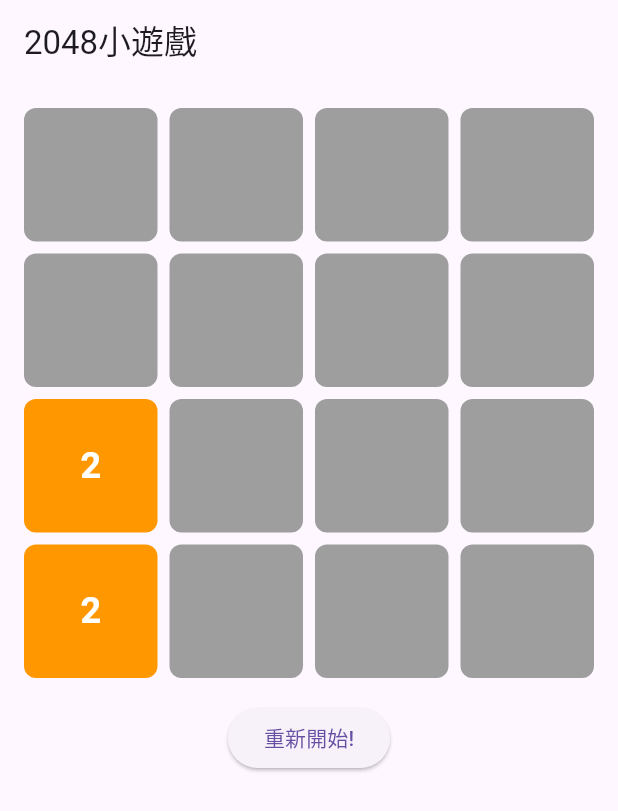
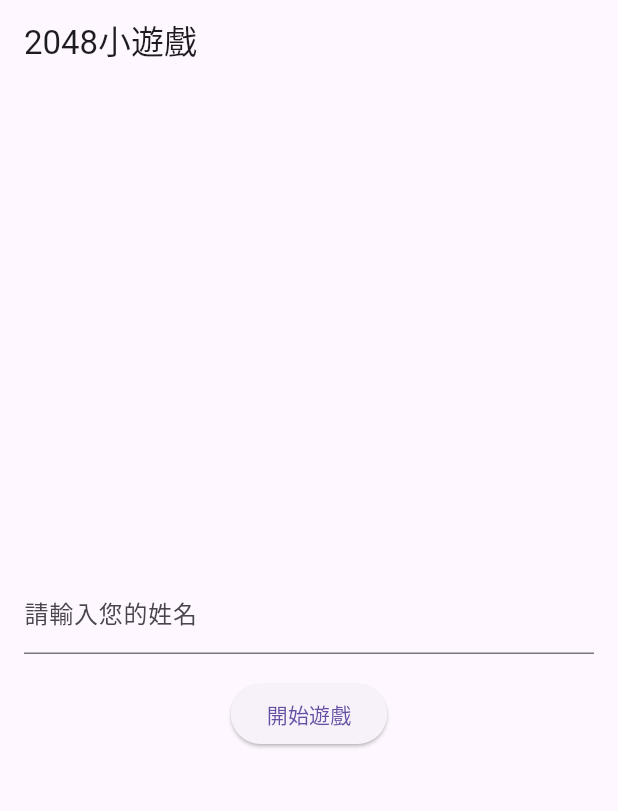
Before and after one commit to zl224/appFinal, a Flutter app: the screen it shows after launch, on a phone screen of 412 x 824 dp. Shown: the top 811 px of the screen. Run offline on Flutter 3.47's test engine with Material 3 defaults, Android fonts, the phone set to English and light mode, and no system bars.

Commit message:
新增輸入姓名

```diff
--- a/final(2048)/flutter1/lib/main.dart
+++ b/final(2048)/flutter1/lib/main.dart
@@ -9,17 +9,63 @@ class MyApp extends StatelessWidget {
   @override
   Widget build(BuildContext context) {
     return MaterialApp(
-      home: Scaffold(
-        appBar: AppBar(
-          title: Text('2048小遊戲'),
+      home: NameInputScreen(),
+    );
+  }
+}
+
+class NameInputScreen extends StatefulWidget {
+  @override
+  _NameInputScreenState createState() => _NameInputScreenState();
+}
+
+class _NameInputScreenState extends State<NameInputScreen> {
+  final TextEditingController _nameController = TextEditingController();
+
+  @override
+  Widget build(BuildContext context) {
+    return Scaffold(
+      appBar: AppBar(
+        title: Text('2048小遊戲'),
+      ),
+      body: Padding(
+        padding: const EdgeInsets.all(16.0),
+        child: Column(
+          mainAxisAlignment: MainAxisAlignment.center,
+          children: [
+            TextField(
+              controller: _nameController,
+              decoration: InputDecoration(
+                labelText: '請輸入您的姓名',
+              ),
+            ),
+            SizedBox(height: 16.0),
+            ElevatedButton(
+              onPressed: () {
+                String userName = _nameController.text;
+                if (userName.isNotEmpty) {
+                  Navigator.push(
+                    context,
+                    MaterialPageRoute(
+                      builder: (context) => Game2048(userName: userName),
+                    ),
+                  );
+                }
+              },
+              child: Text('開始遊戲'),
+            ),
+          ],
         ),
-        body: Game2048(),
       ),
     );
   }
 }
 
 class Game2048 extends StatefulWidget {
+  final String userName;
+
+  const Game2048({Key? key, required this.userName}) : super(key: key);
+
   @override
   _Game2048State createState() => _Game2048State();
 }
@@ -74,7 +120,9 @@ class _Game2048State extends State<Game2048> {
     int i = index ~/ 4;
     int j = index % 4;
 
-    board[i][j] = random.nextInt(5) == 0 ? 4 : 2; // Adjusted probability
+    setState(() {
+      board[i][j] = random.nextInt(5) == 0 ? 4 : 2; // Adjusted probability
+    });
   }
 
   void swipe(Direction direction) {
@@ -173,7 +221,7 @@ class _Game2048State extends State<Game2048> {
   @override
   Widget build(BuildContext context) {
     return GestureDetector(
-      onVerticalDragEnd: (details) {
+       onVerticalDragEnd: (details) {
         if (details.primaryVelocity! > 0) {
           // 向下滑動
           swipe(Direction.down);
```
